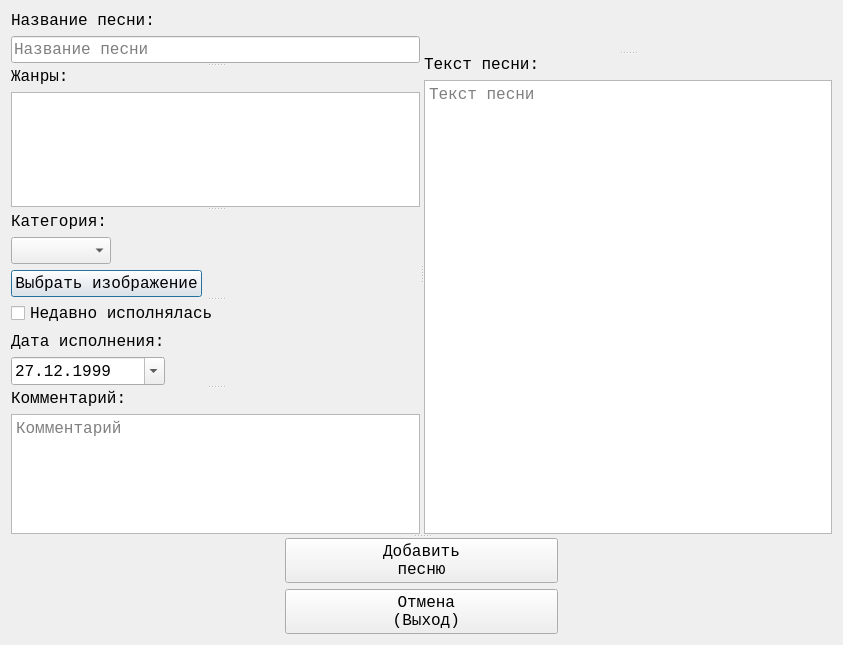
Old version of the form gui/dlg_add_songs_ui.ui in the repository alkostuchkov/Songbook.
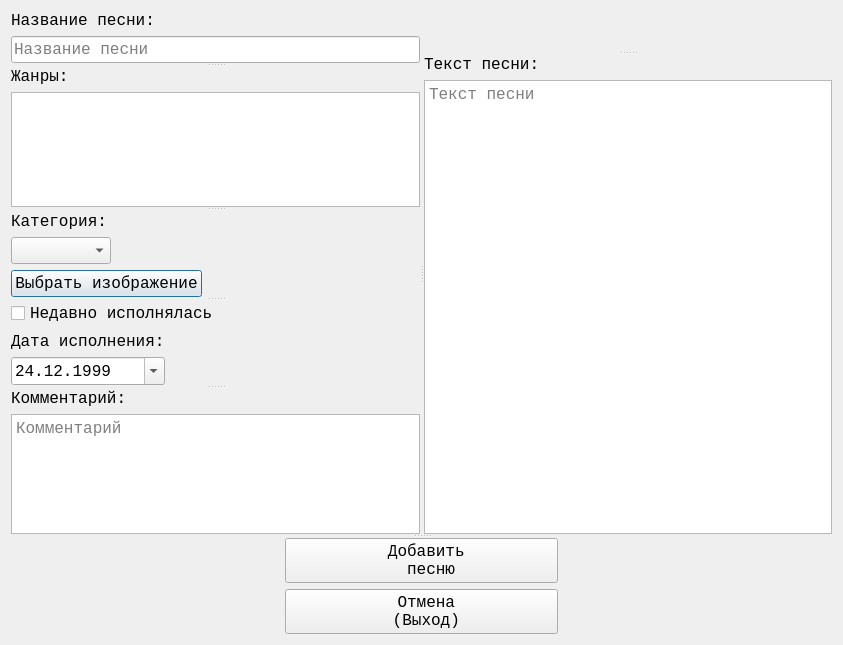
New version of the form. Icons and pictures are not drawn.

```diff
--- a/gui/dlg_add_songs_ui.ui
+++ b/gui/dlg_add_songs_ui.ui
@@ -335,7 +335,7 @@
                  <second>0</second>
                  <year>1999</year>
                  <month>12</month>
-                 <day>27</day>
+                 <day>24</day>
                 </datetime>
                </property>
                <property name="currentSection">
@@ -474,8 +474,12 @@
             <cursorShape>PointingHandCursor</cursorShape>
            </property>
            <property name="text">
-            <string>Добавить
-песню</string>
+            <string> Добавить
+  песню</string>
+           </property>
+           <property name="icon">
+            <iconset resource="../res.qrc">
+             <normaloff>:/icons/ok.png</normaloff>:/icons/ok.png</iconset>
            </property>
            <property name="iconSize">
             <size>
```
Left out of the diff: 12 changed lines with no effect on the pictures.
